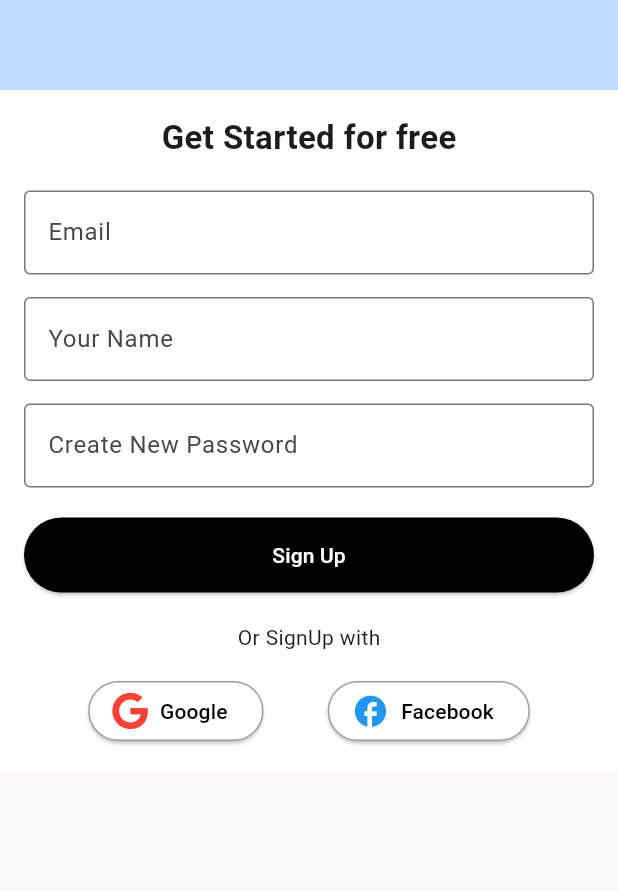
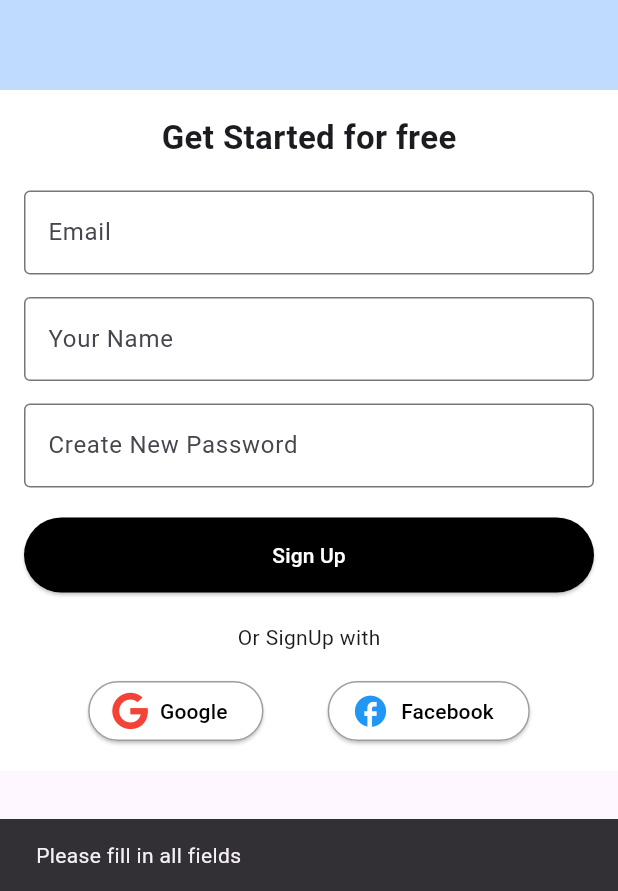
Before and after one commit to Praveen919/Second_Job_Search, a Flutter app: the CreateAccountScreen screen opened directly, after a tap on "Sign Up", on a phone screen of 412 x 824 dp, the part 345-1236 px from its top. Run offline on Flutter 3.47's test engine with Material 3 defaults, Android fonts, the phone set to English and light mode, and no system bars; our stand-ins replace fl_chart, font_awesome_flutter, image_picker.

Commit message:
Update create_account_screen.dart

```diff
--- a/lib/screens/create_account_screen.dart
+++ b/lib/screens/create_account_screen.dart
@@ -1,8 +1,63 @@
 import 'package:flutter/material.dart';
 import 'package:font_awesome_flutter/font_awesome_flutter.dart';
+import 'package:http/http.dart' as http;
+import 'dart:convert';
 
-class CreateAccountScreen extends StatelessWidget {
+class CreateAccountScreen extends StatefulWidget {
   const CreateAccountScreen({super.key});
+
+  @override
+  State<CreateAccountScreen> createState() => _CreateAccountScreenState();
+}
+
+class _CreateAccountScreenState extends State<CreateAccountScreen> {
+  final TextEditingController _emailController = TextEditingController();
+  final TextEditingController _nameController = TextEditingController();
+  final TextEditingController _passwordController = TextEditingController();
+
+  // API Integration for SignUp
+  Future<void> _signUp() async {
+    final String email = _emailController.text.trim();
+    final String name = _nameController.text.trim();
+    final String password = _passwordController.text.trim();
+
+    if (email.isEmpty || name.isEmpty || password.isEmpty) {
+      _showSnackBar('Please fill in all fields');
+      return;
+    }
+
+    try {
+      // Replace with your backend URL
+      const String apiUrl = 'http://192.168.0.104:8000/api/users/register';
+
+      final response = await http.post(
+        Uri.parse(apiUrl),
+        headers: {'Content-Type': 'application/json'},
+        body: jsonEncode({
+          'email': email,
+          'name': name,
+          'password': password,
+        }),
+      );
+
+      if (response.statusCode == 201) {
+        _showSnackBar('Account created successfully!');
+        Navigator.pop(context); // Navigate back to login
+      } else {
+        final errorResponse = jsonDecode(response.body);
+        _showSnackBar(errorResponse['message'] ?? 'Failed to sign up');
+      }
+    } catch (e) {
+      _showSnackBar('Error: Unable to connect to the server');
+    }
+  }
+
+  void _showSnackBar(String message) {
+    ScaffoldMessenger.of(context).showSnackBar(
+      SnackBar(content: Text(message)),
+    );
+  }
+
   @override
   Widget build(BuildContext context) {
     return Scaffold(
@@ -20,9 +75,9 @@ class CreateAccountScreen extends StatelessWidget {
                     children: [
                       Image.asset(
                         'assets/logo.png', // Replace with your logo asset
-                        width: 300.0, // Logo ki width adjust karein
+                        width: 300.0,
                         height: 200.0,
-                        fit: BoxFit.cover, // Logo ki height adjust karein
+                        fit: BoxFit.cover,
                       ),
                       const SizedBox(height: 30),
                     ],
@@ -47,37 +102,41 @@ class CreateAccountScreen extends StatelessWidget {
                         ),
                       ),
                       const SizedBox(height: 20),
+
                       // Email TextField
-                      const TextField(
-                        decoration: InputDecoration(
+                      TextField(
+                        controller: _emailController,
+                        decoration: const InputDecoration(
                           labelText: 'Email',
                           border: OutlineInputBorder(),
                         ),
                       ),
                       const SizedBox(height: 15),
+
                       // Your Name TextField
-                      const TextField(
-                        obscureText: true,
-                        decoration: InputDecoration(
+                      TextField(
+                        controller: _nameController,
+                        decoration: const InputDecoration(
                           labelText: 'Your Name',
                           border: OutlineInputBorder(),
                         ),
                       ),
                       const SizedBox(height: 15),
+
                       // Password TextField
-                      const TextField(
+                      TextField(
+                        controller: _passwordController,
                         obscureText: true,
-                        decoration: InputDecoration(
+                        decoration: const InputDecoration(
                           labelText: 'Create New Password',
                           border: OutlineInputBorder(),
                         ),
                       ),
                       const SizedBox(height: 20),
+
                       // SignUp Button
                       ElevatedButton(
-                        onPressed: () {
-                          // Handle login action
-                        },
+                        onPressed: _signUp,
                         style: ElevatedButton.styleFrom(
                           backgroundColor: Colors.black, // Button color
                           foregroundColor: Colors.white,
@@ -86,9 +145,11 @@ class CreateAccountScreen extends StatelessWidget {
                         child: const Text('Sign Up'),
                       ),
                       const SizedBox(height: 20),
+
                       // Or Continue Section
                       const Text('Or SignUp with'),
                       const SizedBox(height: 15),
+
                       Row(
                         mainAxisAlignment: MainAxisAlignment.spaceEvenly,
                         children: [
@@ -96,8 +157,11 @@ class CreateAccountScreen extends StatelessWidget {
                             onPressed: () {
                               // Handle Google Login
                             },
-                            icon: const FaIcon(FontAwesomeIcons.google,
-                                size: 25.0, color: Colors.red),
+                            icon: const FaIcon(
+                              FontAwesomeIcons.google,
+                              size: 25.0,
+                              color: Colors.red,
+                            ),
                             label: const Text('Google'),
                             style: ElevatedButton.styleFrom(
                               backgroundColor: Colors.white,
@@ -109,8 +173,11 @@ class CreateAccountScreen extends StatelessWidget {
                             onPressed: () {
                               // Handle Facebook Login
                             },
-                            icon: const Icon(Icons.facebook,
-                                size: 25.0, color: Colors.blue),
+                            icon: const Icon(
+                              Icons.facebook,
+                              size: 25.0,
+                              color: Colors.blue,
+                            ),
                             label: const Text('Facebook'),
                             style: ElevatedButton.styleFrom(
                               backgroundColor: Colors.white,
```
